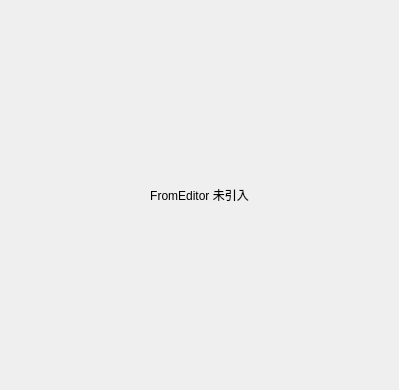
Podmno/SLSApp, file app/STFormEditor.ui: the form before one commit.
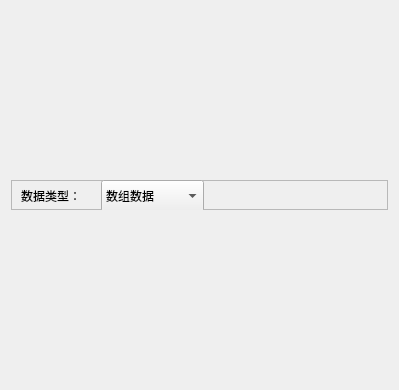
The form after the commit.

What changed in the file:
```diff
--- a/app/STFormEditor.ui
+++ b/app/STFormEditor.ui
@@ -15,13 +15,52 @@
   </property>
   <layout class="QGridLayout" name="gridLayout">
    <item row="0" column="0">
-    <widget class="QLabel" name="label">
-     <property name="text">
-      <string>FromEditor 未引入</string>
+    <widget class="QFrame" name="frame">
+     <property name="maximumSize">
+      <size>
+       <width>16777215</width>
+       <height>30</height>
+      </size>
      </property>
-     <property name="alignment">
-      <set>Qt::AlignCenter</set>
+     <property name="frameShape">
+      <enum>QFrame::StyledPanel</enum>
      </property>
+     <property name="frameShadow">
+      <enum>QFrame::Raised</enum>
+     </property>
+     <widget class="QLabel" name="label">
+      <property name="geometry">
+       <rect>
+        <x>10</x>
+        <y>5</y>
+        <width>71</width>
+        <height>21</height>
+       </rect>
+      </property>
+      <property name="text">
+       <string>数据类型：</string>
+      </property>
+     </widget>
+     <widget class="QComboBox" name="comboBox">
+      <property name="geometry">
+       <rect>
+        <x>90</x>
+        <y>0</y>
+        <width>103</width>
+        <height>32</height>
+       </rect>
+      </property>
+      <item>
+       <property name="text">
+        <string>数组数据</string>
+       </property>
+      </item>
+      <item>
+       <property name="text">
+        <string>点数据</string>
+       </property>
+      </item>
+     </widget>
     </widget>
    </item>
   </layout>
```
Left out of the diff: 3 changed lines with no effect on the pictures.
